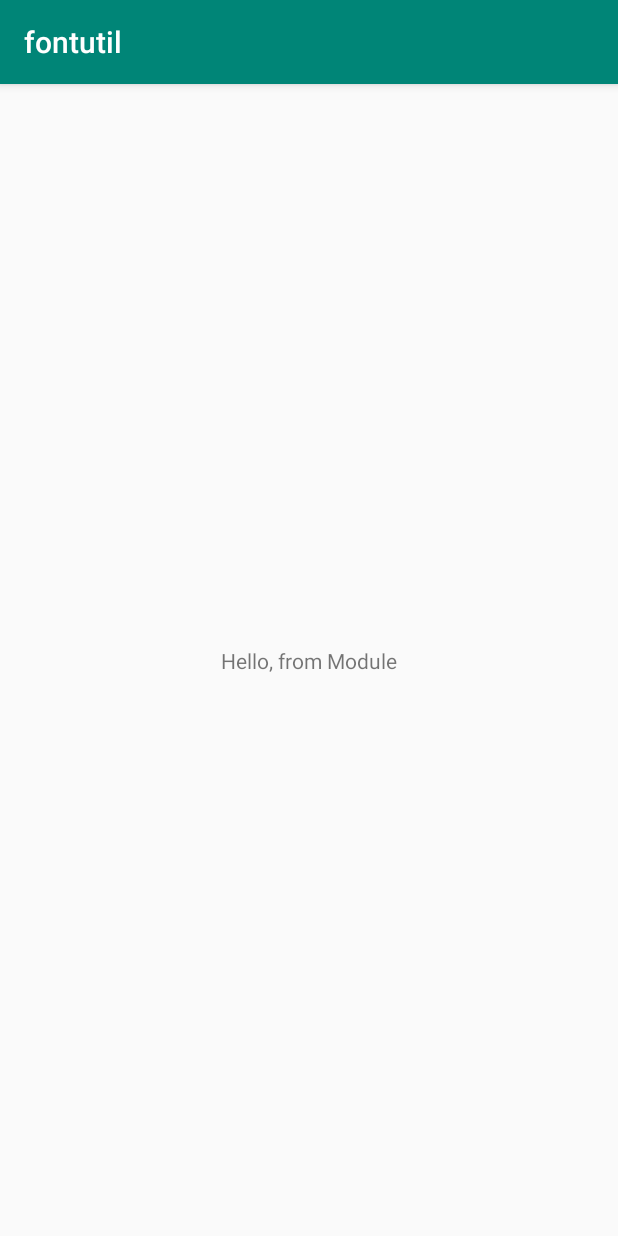
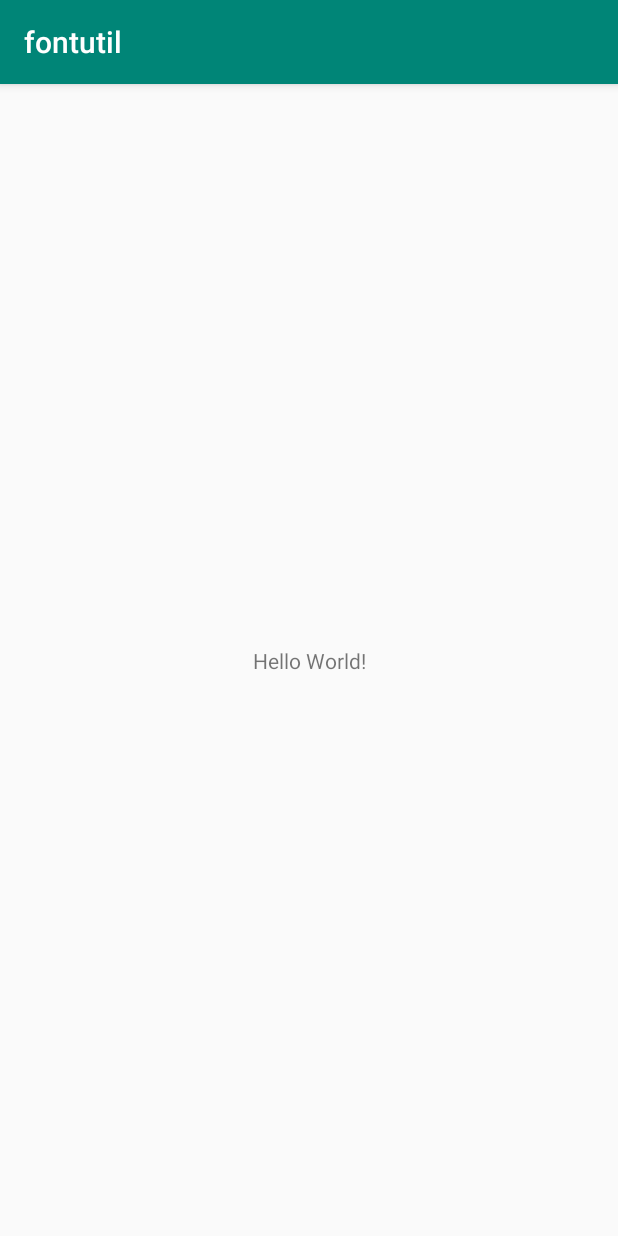
Before and after one commit to nonanona/fontutil, an Android app: the screen it shows after launch (MainActivity), on a phone screen of 412 x 824 dp. Run offline under Robolectric (Android 15) with nearby library versions, the light colour scheme and no system bars.

Commit message:
Remove unnecessary codes

```diff
--- a/demo/src/main/AndroidManifest.xml
+++ b/demo/src/main/AndroidManifest.xml
@@ -12,10 +12,10 @@
         <activity android:name=".MainActivity">
             <intent-filter>
                 <action android:name="android.intent.action.MAIN" />
-
                 <category android:name="android.intent.category.LAUNCHER" />
             </intent-filter>
         </activity>
+
     </application>
 
 </manifest>
--- a/demo/src/main/java/com/nona/fontutil/demo/MainActivity.kt
+++ b/demo/src/main/java/com/nona/fontutil/demo/MainActivity.kt
@@ -2,14 +2,11 @@ package com.nona.fontutil.demo
 
 import androidx.appcompat.app.AppCompatActivity
 import android.os.Bundle
-import android.widget.TextView
-import com.nona.fontutil.giveString
 
 class MainActivity : AppCompatActivity() {
 
     override fun onCreate(savedInstanceState: Bundle?) {
         super.onCreate(savedInstanceState)
         setContentView(R.layout.activity_main)
-        findViewById<TextView>(R.id.textView).text = giveString()
     }
 }
--- a/lib/src/main/java/com/nona/fontutil/Test.kt
+++ /dev/null
@@ -1,3 +0,0 @@
-package com.nona.fontutil
-
-fun giveString() = "Hello, from Module"
```
